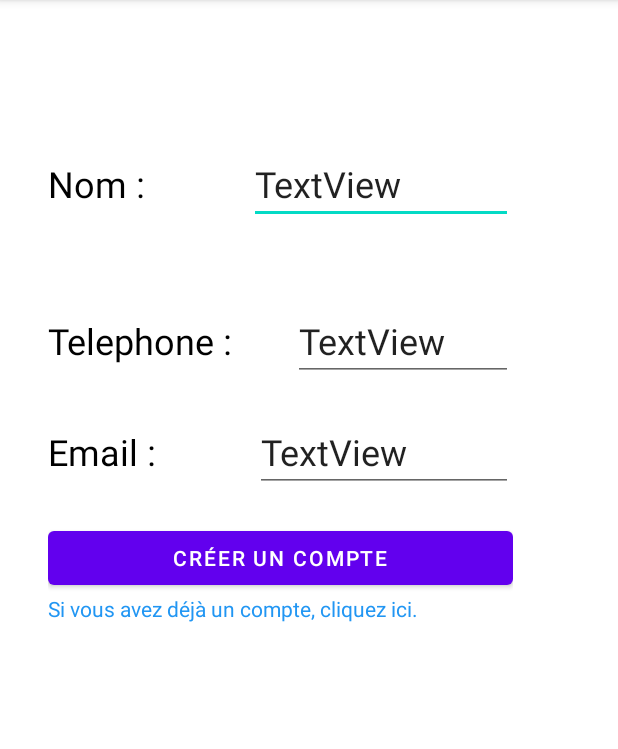
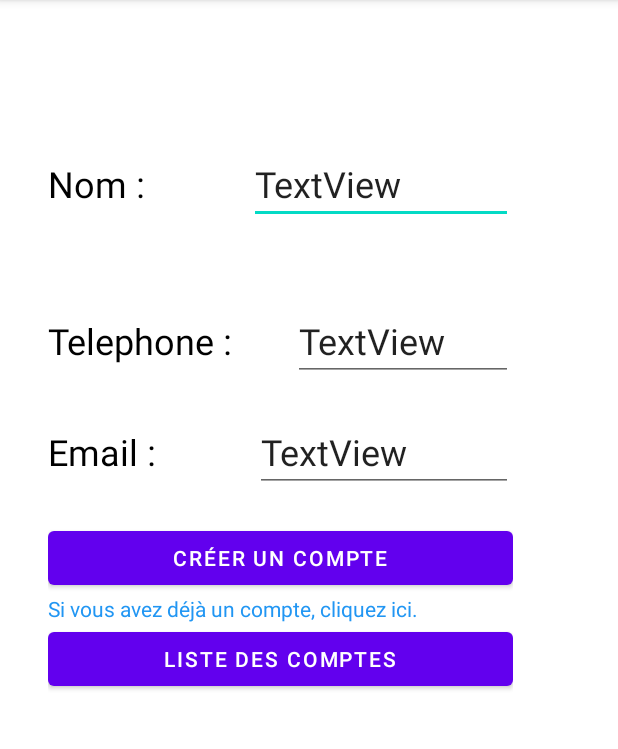
Before and after one commit to NassOuegh/GestiBank, an Android app: the CreationCompte screen opened directly, with no data from a screen before it, after a tap on "CRÉER UN COMPTE", on a phone screen of 412 x 824 dp, the part 84-833 px from its top. Run offline under Robolectric (Android 15) with nearby library versions, the phone set to English and light mode, and no system bars.

Commit message:
Inscription  fonctionnelle

```diff
--- a/app/src/main/java/com/example/gestibank/CreationCompte.java
+++ b/app/src/main/java/com/example/gestibank/CreationCompte.java
@@ -10,7 +10,7 @@ import android.view.View;
 import android.widget.EditText;
 import android.widget.Toast;
 
-import com.example.gestibank.models.client;
+import com.example.gestibank.models.Client;
 import com.example.gestibank.remote.APIUtils;
 import com.example.gestibank.remote.clientService;
 
@@ -28,7 +28,7 @@ public class CreationCompte extends AppCompatActivity {
     EditText mail;
 
     clientService clientService;
-    List<client> list = new ArrayList<>();
+    List<Client> list = new ArrayList<>();
 
     @Override
     protected void onCreate(Bundle savedInstanceState) {
@@ -43,21 +43,21 @@ public class CreationCompte extends AppCompatActivity {
     }
 
     public void getclientsList(View v){
-        Call<List<client>> call = clientService.getClients();
-        call.enqueue(new Callback<List<client>>() {
+        Call<List<Client>> call = clientService.getClients();
+        call.enqueue(new Callback<List<Client>>() {
             @Override
-            public void onResponse(Call<List<client>> call, Response<List<client>> response) {
+            public void onResponse(Call<List<Client>> call, Response<List<Client>> response) {
                 if(response.isSuccessful()){
                     list = response.body();
                     Log.i("Data: ", list.toString());
 
                     StringBuffer buffer=new StringBuffer();
-                    for (client user : list)
+                    for (Client user : list)
                     {
                         buffer.append("Password: "+user.getPassword()+"\n");
-                        buffer.append("Name: "+user.getName()+"\n\n");
+                        buffer.append("Name: "+user.getName()+"\n");
                         buffer.append("Tel:"+user.getTel()+"\n");
-                        buffer.append("Status: "+user.getStatus()+"\n\n");
+                        buffer.append("Status: "+user.getStatus()+"\n");
                         buffer.append("Mail: "+user.getMail()+"\n\n");
 
                     }
@@ -68,7 +68,7 @@ public class CreationCompte extends AppCompatActivity {
             }
 
             @Override
-            public void onFailure(Call<List<client>> call, Throwable t) {
+            public void onFailure(Call<List<Client>> call, Throwable t) {
                 Log.e("ERROR: ", t.getMessage());
             }
         });
@@ -76,30 +76,30 @@ public class CreationCompte extends AppCompatActivity {
 
 
     public void addclient(View v){
-        client u = new client("Mohamed Amine", "m@gmail.com", "0651487532");
-        Call<client> call = clientService.addClient(u);
-        call.enqueue(new Callback<client>() {
+        Client u = new Client(name.getText().toString(), mail.getText().toString(), tel.getText().toString());
+        Call<Client> call = clientService.addClient(u);
+        call.enqueue(new Callback<Client>() {
             @Override
-            public void onResponse(Call<client> call, Response<client> response) {
+            public void onResponse(Call<Client> call, Response<Client> response) {
                 if(response.isSuccessful()){
                     Toast.makeText(CreationCompte.this, "client created successfully!", Toast.LENGTH_SHORT).show();
                 }
             }
 
             @Override
-            public void onFailure(Call<client> call, Throwable t) {
+            public void onFailure(Call<Client> call, Throwable t) {
                 Log.e("ERROR: ", t.getMessage());
             }
         });
     }
 
 
-    public void getForm(View view) {
+    /*public void getForm(View view) {
         name = (EditText) findViewById(R.id.nameView);
         tel = (EditText) findViewById(R.id.telView);
         mail = (EditText) findViewById(R.id.mailView);
         Toast.makeText(CreationCompte.this, name.getText() , Toast.LENGTH_SHORT).show();
-    }
+    }*/
 
     public void callConnexion(View view) {
         Intent i = new Intent(getApplicationContext(), Connexion.class);
--- a/app/src/main/java/com/example/gestibank/models/client.java
+++ b/app/src/main/java/com/example/gestibank/models/Client.java
@@ -3,7 +3,7 @@ package com.example.gestibank.models;
 import com.google.gson.annotations.Expose;
 import com.google.gson.annotations.SerializedName;
 
-public class client {
+public class Client {
 
     @SerializedName("name")
     @Expose
@@ -25,10 +25,10 @@ public class client {
     @Expose
     private String status;
 
-    public client() {
+    public Client() {
     }
 
-    public client(String name, String mail, String tel) {
+    public Client(String name, String mail, String tel) {
         this.name=name;
         this.tel=tel;
         this.mail=mail;
--- /dev/null
+++ b/app/src/main/java/com/example/gestibank/remote/ConversionService.java
@@ -0,0 +1,4 @@
+package com.example.gestibank.remote;
+
+public interface ConversionService {
+}
--- a/app/src/main/java/com/example/gestibank/remote/clientService.java
+++ b/app/src/main/java/com/example/gestibank/remote/clientService.java
@@ -1,6 +1,6 @@
 package com.example.gestibank.remote;
 
-import com.example.gestibank.models.client;
+import com.example.gestibank.models.Client;
 
 import java.util.List;
 
@@ -14,15 +14,15 @@ import retrofit2.http.Path;
 
 public interface clientService {
 
-    @GET("list/")
-    Call<List<client>> getClients();
+    @GET("/users/")
+    Call<List<Client>> getClients();
 
-    @POST("add/")
-    Call<client> addClient(@Body client client);
-
+    @POST("/users/")
+    Call<Client> addClient(@Body Client client);
+/*
     @PUT("update/{id}")
-    Call<client> updateClient(@Path("id") int id, @Body client client);
+    Call<cClient> updateClient(@Path("id") int id, @Body cClient client);
 
     @DELETE("delete/{id}")
-    Call<client> deleteClient(@Path("id") int id);
+    Call<cClient> deleteClient(@Path("id") int id);*/
 }
--- a/app/src/main/res/layout/activity_creation_compte.xml
+++ b/app/src/main/res/layout/activity_creation_compte.xml
@@ -94,7 +94,7 @@
             android:id="@+id/button4"
             android:layout_width="match_parent"
             android:layout_height="wrap_content"
-            android:onClick="getclientsList"
+            android:onClick="addclient"
             android:text="Créer un compte" />
 
         <TextView
@@ -104,5 +104,12 @@
             android:onClick="callConnexion"
             android:text="Si vous avez déjà un compte, cliquez ici."
             android:textColor="#2196F3" />
+
+        <Button
+            android:id="@+id/button6"
+            android:layout_width="match_parent"
+            android:layout_height="wrap_content"
+            android:onClick="getclientsList"
+            android:text="Liste des comptes" />
     </LinearLayout>
 </androidx.constraintlayout.widget.ConstraintLayout>
```
